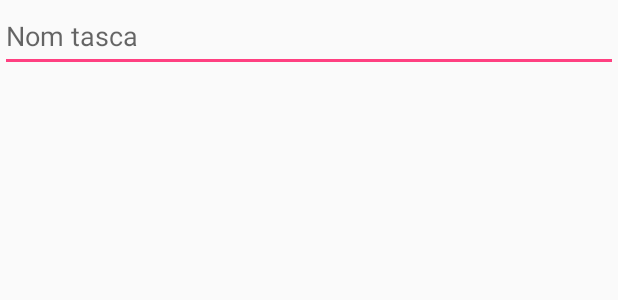
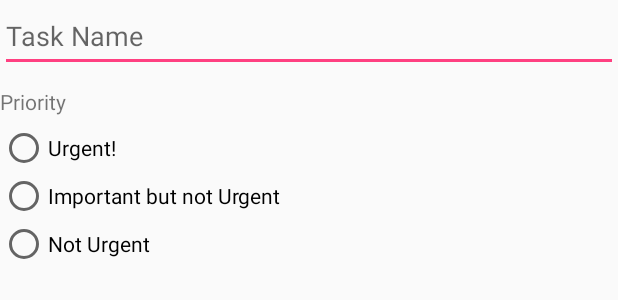
Before and after one commit to AlvaradoAdam15/ToDoAndroid, an Android app: the layout form_add_task.xml on its own in the app's theme, with its tools: preview values and no code run, on a phone screen of 412 x 824 dp. Shown: the top 300 px of the screen. Run offline under Robolectric (Android 15) with nearby library versions, the phone set to English and light mode, and no system bars.

Commit message:
Add radio buttons priority and not save if task don't have name

```diff
--- a/app/src/main/java/com/iesebre/dam2/adam/todos/MainActivity.java
+++ b/app/src/main/java/com/iesebre/dam2/adam/todos/MainActivity.java
@@ -205,10 +205,14 @@ public class MainActivity extends AppCompatActivity
                         final TodoItem todoItem = new TodoItem();
                         todoItem.setName(taskName);
                         todoItem.setDone(false);
-                        todoItem.setPriority(1);
+                        todoItem.setPriority(2);
 
-                        tasks.add(todoItem);
-                        adapter.notifyDataSetChanged();
+                        if (todoItem == null) {
+                            tasks.add(todoItem);
+                            adapter.notifyDataSetChanged();
+                        } else {
+                            System.out.println("Task not save");
+                        }
                     }
                 }).
 
--- a/app/src/main/res/layout/form_add_task.xml
+++ b/app/src/main/res/layout/form_add_task.xml
@@ -11,9 +11,37 @@
         android:layout_height="48dp"
         android:inputType="textCapSentences"
         android:maxLines="1"
-        android:hint="Nom tasca"/>
+        android:hint="Task Name"/>
 
-    <!--- Priority -->
-    <!--- Done -->
+    <TextView
+        android:layout_width="match_parent"
+        android:layout_height="wrap_content"
+        android:paddingTop="10dp"
+        android:paddingBottom="5dp"
+        android:text="Priority" />
 
+    <RadioGroup xmlns:android="http://schemas.android.com/apk/res/android"
+        android:id="@+id/task_priority"
+        android:layout_width="wrap_content"
+        android:layout_height="wrap_content"
+        android:orientation="vertical">
+
+        <RadioButton android:id="@+id/task_priority_urgent"
+            android:layout_width="wrap_content"
+            android:layout_height="wrap_content"
+            android:text="Urgent!"/>
+
+        <RadioButton android:id="@+id/task_priority_important_not_urgent"
+            android:layout_width="wrap_content"
+            android:layout_height="wrap_content"
+            android:text="Important but not Urgent"
+            />
+
+        <RadioButton android:id="@+id/task_priority_not_urgent"
+            android:layout_width="wrap_content"
+            android:layout_height="wrap_content"
+            android:text="Not Urgent"
+            />
+
+    </RadioGroup>
 </LinearLayout>
```
